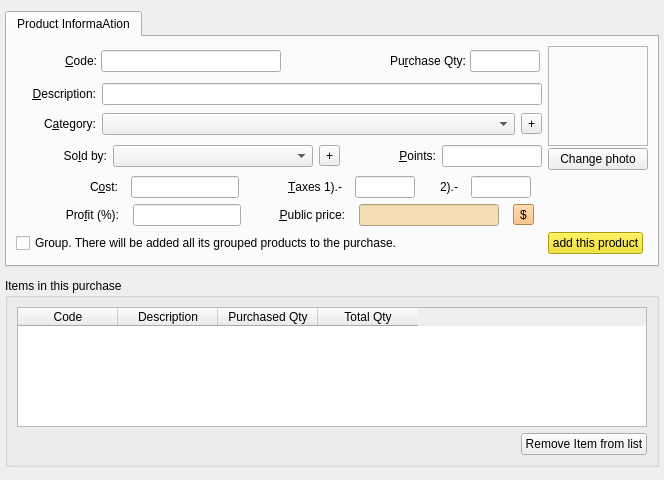
Above: iotstock/src/ui/purchaseeditor.ui from hiramvillarreal/iotpos before the change. Below: the same form after it.
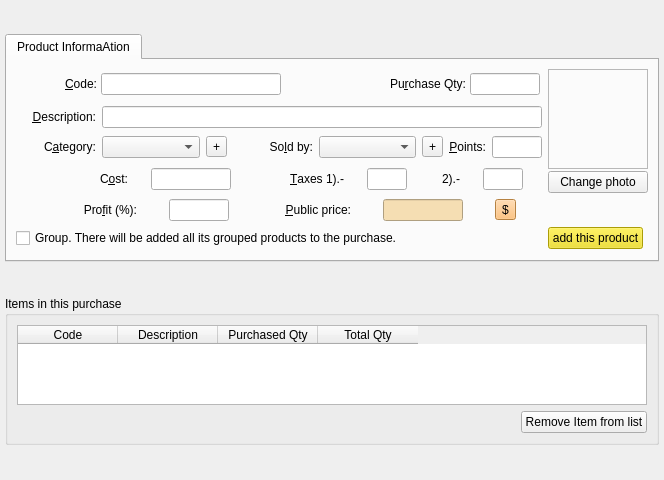
That is the form after the change.

Patch:
```diff
--- a/iotstock/src/ui/purchaseeditor.ui
+++ b/iotstock/src/ui/purchaseeditor.ui
@@ -75,175 +75,6 @@
        <string>Product InformaAtion</string>
       </attribute>
       <layout class="QGridLayout" name="gridLayout">
-       <item row="4" column="0">
-        <layout class="QHBoxLayout" name="horizontalLayout_5">
-         <item>
-          <widget class="QLabel" name="label_9">
-           <property name="sizePolicy">
-            <sizepolicy hsizetype="Minimum" vsizetype="Preferred">
-             <horstretch>0</horstretch>
-             <verstretch>0</verstretch>
-            </sizepolicy>
-           </property>
-           <property name="minimumSize">
-            <size>
-             <width>80</width>
-             <height>0</height>
-            </size>
-           </property>
-           <property name="maximumSize">
-            <size>
-             <width>95</width>
-             <height>16777215</height>
-            </size>
-           </property>
-           <property name="layoutDirection">
-            <enum>Qt::LeftToRight</enum>
-           </property>
-           <property name="text">
-            <string>C&amp;ost:</string>
-           </property>
-           <property name="alignment">
-            <set>Qt::AlignRight|Qt::AlignTrailing|Qt::AlignVCenter</set>
-           </property>
-           <property name="buddy">
-            <cstring>editCost</cstring>
-           </property>
-          </widget>
-         </item>
-         <item>
-          <widget class="QLineEdit" name="editCost">
-           <property name="sizePolicy">
-            <sizepolicy hsizetype="Maximum" vsizetype="Fixed">
-             <horstretch>0</horstretch>
-             <verstretch>0</verstretch>
-            </sizepolicy>
-           </property>
-           <property name="minimumSize">
-            <size>
-             <width>80</width>
-             <height>0</height>
-            </size>
-           </property>
-           <property name="maximumSize">
-            <size>
-             <width>16777215</width>
-             <height>16777215</height>
-            </size>
-           </property>
-          </widget>
-         </item>
-         <item>
-          <widget class="QLabel" name="label_10">
-           <property name="sizePolicy">
-            <sizepolicy hsizetype="Minimum" vsizetype="Preferred">
-             <horstretch>0</horstretch>
-             <verstretch>0</verstretch>
-            </sizepolicy>
-           </property>
-           <property name="maximumSize">
-            <size>
-             <width>90</width>
-             <height>16777215</height>
-            </size>
-           </property>
-           <property name="layoutDirection">
-            <enum>Qt::LeftToRight</enum>
-           </property>
-           <property name="text">
-            <string>&amp;Taxes 1).-</string>
-           </property>
-           <property name="alignment">
-            <set>Qt::AlignRight|Qt::AlignTrailing|Qt::AlignVCenter</set>
-           </property>
-           <property name="buddy">
-            <cstring>editTax</cstring>
-           </property>
-          </widget>
-         </item>
-         <item>
-          <widget class="QLineEdit" name="editTax">
-           <property name="sizePolicy">
-            <sizepolicy hsizetype="Maximum" vsizetype="Fixed">
-             <horstretch>0</horstretch>
-             <verstretch>0</verstretch>
-            </sizepolicy>
-           </property>
-           <property name="minimumSize">
-            <size>
-             <width>20</width>
-             <height>0</height>
-            </size>
-           </property>
-           <property name="maximumSize">
-            <size>
-             <width>60</width>
-             <height>16777215</height>
-            </size>
-           </property>
-           <property name="statusTip">
-            <string>This is the tax in percentage.</string>
-           </property>
-          </widget>
-         </item>
-         <item>
-          <widget class="QLabel" name="label_14">
-           <property name="sizePolicy">
-            <sizepolicy hsizetype="Minimum" vsizetype="Preferred">
-             <horstretch>0</horstretch>
-             <verstretch>0</verstretch>
-            </sizepolicy>
-           </property>
-           <property name="maximumSize">
-            <size>
-             <width>30</width>
-             <height>16777215</height>
-            </size>
-           </property>
-           <property name="statusTip">
-            <string>Special Tax</string>
-           </property>
-           <property name="layoutDirection">
-            <enum>Qt::LeftToRight</enum>
-           </property>
-           <property name="text">
-            <string>2).-</string>
-           </property>
-           <property name="alignment">
-            <set>Qt::AlignRight|Qt::AlignTrailing|Qt::AlignVCenter</set>
-           </property>
-           <property name="buddy">
-            <cstring>editExtraTaxes</cstring>
-           </property>
-          </widget>
-         </item>
-         <item>
-          <widget class="QLineEdit" name="editExtraTaxes">
-           <property name="sizePolicy">
-            <sizepolicy hsizetype="Maximum" vsizetype="Fixed">
-             <horstretch>0</horstretch>
-             <verstretch>0</verstretch>
-            </sizepolicy>
-           </property>
-           <property name="minimumSize">
-            <size>
-             <width>20</width>
-             <height>0</height>
-            </size>
-           </property>
-           <property name="maximumSize">
-            <size>
-             <width>60</width>
-             <height>16777215</height>
-            </size>
-           </property>
-           <property name="statusTip">
-            <string>This is the extra tax in percentage.</string>
-           </property>
-          </widget>
-         </item>
-        </layout>
-       </item>
        <item row="0" column="1" rowspan="4">
         <layout class="QVBoxLayout" name="_7">
          <property name="spacing">
@@ -292,123 +123,6 @@
          </item>
         </layout>
        </item>
-       <item row="3" column="0">
-        <layout class="QHBoxLayout" name="horizontalLayout_4">
-         <item>
-          <widget class="QLabel" name="label_17">
-           <property name="sizePolicy">
-            <sizepolicy hsizetype="Minimum" vsizetype="Preferred">
-             <horstretch>0</horstretch>
-             <verstretch>0</verstretch>
-            </sizepolicy>
-           </property>
-           <property name="minimumSize">
-            <size>
-             <width>80</width>
-             <height>0</height>
-            </size>
-           </property>
-           <property name="maximumSize">
-            <size>
-             <width>95</width>
-             <height>16777215</height>
-            </size>
-           </property>
-           <property name="layoutDirection">
-            <enum>Qt::LeftToRight</enum>
-           </property>
-           <property name="text">
-            <string>So&amp;ld by:</string>
-           </property>
-           <property name="alignment">
-            <set>Qt::AlignRight|Qt::AlignTrailing|Qt::AlignVCenter</set>
-           </property>
-           <property name="buddy">
-            <cstring>measuresCombo</cstring>
-           </property>
-          </widget>
-         </item>
-         <item>
-          <widget class="QComboBox" name="measuresCombo">
-           <property name="sizePolicy">
-            <sizepolicy hsizetype="MinimumExpanding" vsizetype="Fixed">
-             <horstretch>0</horstretch>
-             <verstretch>0</verstretch>
-            </sizepolicy>
-           </property>
-           <property name="minimumSize">
-            <size>
-             <width>180</width>
-             <height>0</height>
-            </size>
-           </property>
-           <property name="maximumSize">
-            <size>
-             <width>200</width>
-             <height>16777215</height>
-            </size>
-           </property>
-          </widget>
-         </item>
-         <item>
-          <widget class="QToolButton" name="btnCreateMeasure">
-           <property name="toolTip">
-            <string>Create New Measure</string>
-           </property>
-           <property name="text">
-            <string>+</string>
-           </property>
-          </widget>
-         </item>
-         <item>
-          <widget class="QLabel" name="label_15">
-           <property name="sizePolicy">
-            <sizepolicy hsizetype="Minimum" vsizetype="Preferred">
-             <horstretch>0</horstretch>
-             <verstretch>0</verstretch>
-            </sizepolicy>
-           </property>
-           <property name="layoutDirection">
-            <enum>Qt::LeftToRight</enum>
-           </property>
-           <property name="text">
-            <string>&amp;Points:</string>
-           </property>
-           <property name="alignment">
-            <set>Qt::AlignRight|Qt::AlignTrailing|Qt::AlignVCenter</set>
-           </property>
-           <property name="buddy">
-            <cstring>editPoints</cstring>
-           </property>
-          </widget>
-         </item>
-         <item>
-          <widget class="QLineEdit" name="editPoints">
-           <property name="sizePolicy">
-            <sizepolicy hsizetype="MinimumExpanding" vsizetype="Fixed">
-             <horstretch>0</horstretch>
-             <verstretch>0</verstretch>
-            </sizepolicy>
-           </property>
-           <property name="minimumSize">
-            <size>
-             <width>50</width>
-             <height>0</height>
-            </size>
-           </property>
-           <property name="maximumSize">
-            <size>
-             <width>100</width>
-             <height>16777215</height>
-            </size>
-           </property>
-           <property name="readOnly">
-            <bool>false</bool>
-           </property>
-          </widget>
-         </item>
-        </layout>
-       </item>
        <item row="7" column="0">
         <layout class="QHBoxLayout" name="horizontalLayout_8">
          <item>
@@ -644,6 +358,119 @@
            </property>
           </widget>
          </item>
+         <item>
+          <widget class="QLabel" name="label_17">
+           <property name="sizePolicy">
+            <sizepolicy hsizetype="Minimum" vsizetype="Preferred">
+             <horstretch>0</horstretch>
+             <verstretch>0</verstretch>
+            </sizepolicy>
+           </property>
+           <property name="minimumSize">
+            <size>
+             <width>80</width>
+             <height>0</height>
+            </size>
+           </property>
+           <property name="maximumSize">
+            <size>
+             <width>95</width>
+             <height>16777215</height>
+            </size>
+           </property>
+           <property name="layoutDirection">
+            <enum>Qt::LeftToRight</enum>
+           </property>
+           <property name="text">
+            <string>So&amp;ld by:</string>
+           </property>
+           <property name="alignment">
+            <set>Qt::AlignRight|Qt::AlignTrailing|Qt::AlignVCenter</set>
+           </property>
+           <property name="buddy">
+            <cstring>measuresCombo</cstring>
+           </property>
+          </widget>
+         </item>
+         <item>
+          <widget class="QComboBox" name="measuresCombo">
+           <property name="sizePolicy">
+            <sizepolicy hsizetype="MinimumExpanding" vsizetype="Fixed">
+             <horstretch>0</horstretch>
+             <verstretch>0</verstretch>
+            </sizepolicy>
+           </property>
+           <property name="minimumSize">
+            <size>
+             <width>60</width>
+             <height>0</height>
+            </size>
+           </property>
+           <property name="maximumSize">
+            <size>
+             <width>200</width>
+             <height>16777215</height>
+            </size>
+           </property>
+          </widget>
+         </item>
+         <item>
+          <widget class="QToolButton" name="btnCreateMeasure">
+           <property name="toolTip">
+            <string>Create New Measure</string>
+           </property>
+           <property name="text">
+            <string>+</string>
+           </property>
+          </widget>
+         </item>
+         <item>
+          <widget class="QLabel" name="label_15">
+           <property name="sizePolicy">
+            <sizepolicy hsizetype="Minimum" vsizetype="Preferred">
+             <horstretch>0</horstretch>
+             <verstretch>0</verstretch>
+            </sizepolicy>
+           </property>
+           <property name="layoutDirection">
+            <enum>Qt::LeftToRight</enum>
+           </property>
+           <property name="text">
+            <string>&amp;Points:</string>
+           </property>
+           <property name="alignment">
+            <set>Qt::AlignRight|Qt::AlignTrailing|Qt::AlignVCenter</set>
+           </property>
+           <property name="buddy">
+            <cstring>editPoints</cstring>
+           </property>
+          </widget>
+         </item>
+         <item>
+          <widget class="QLineEdit" name="editPoints">
+           <property name="sizePolicy">
+            <sizepolicy hsizetype="MinimumExpanding" vsizetype="Fixed">
+             <horstretch>0</horstretch>
+             <verstretch>0</verstretch>
+            </sizepolicy>
+           </property>
+           <property name="minimumSize">
+            <size>
+             <width>20</width>
+             <height>0</height>
+            </size>
+           </property>
+           <property name="maximumSize">
+            <size>
+             <width>50</width>
+             <height>16777215</height>
+            </size>
+           </property>
+           <property name="readOnly">
+            <bool>false</bool>
+           </property>
+          </widget>
+         </item>
         </layout>
        </item>
        <item row="1" column="0">
@@ -741,6 +568,12 @@
              <height>0</height>
             </size>
            </property>
+           <property name="maximumSize">
+            <size>
+             <width>60</width>
+             <height>16777215</height>
+            </size>
+           </property>
            <property name="toolTip">
             <string>For price auto-calculation only</string>
            </property>
@@ -749,7 +582,7 @@
          <item>
           <widget class="QLabel" name="label_13">
            <property name="sizePolicy">
-            <sizepolicy hsizetype="Minimum" vsizetype="Preferred">
+            <sizepolicy hsizetype="MinimumExpanding" vsizetype="Preferred">
              <horstretch>0</horstretch>
              <verstretch>0</verstretch>
             </sizepolicy>
@@ -784,13 +617,13 @@
            </property>
            <property name="minimumSize">
             <size>
-             <width>80</width>
+             <width>40</width>
              <height>0</height>
             </size>
            </property>
            <property name="maximumSize">
             <size>
-             <width>140</width>
+             <width>80</width>
              <height>16777215</height>
             </size>
            </property>
@@ -1555,6 +1388,175 @@
          </property>
         </widget>
        </item>
+       <item row="3" column="0">
+        <layout class="QHBoxLayout" name="horizontalLayout_5">
+         <item>
+          <widget class="QLabel" name="label_9">
+           <property name="sizePolicy">
+            <sizepolicy hsizetype="Minimum" vsizetype="Preferred">
+             <horstretch>0</horstretch>
+             <verstretch>0</verstretch>
+            </sizepolicy>
+           </property>
+           <property name="minimumSize">
+            <size>
+             <width>80</width>
+             <height>0</height>
+            </size>
+           </property>
+           <property name="maximumSize">
+            <size>
+             <width>95</width>
+             <height>16777215</height>
+            </size>
+           </property>
+           <property name="layoutDirection">
+            <enum>Qt::LeftToRight</enum>
+           </property>
+           <property name="text">
+            <string>C&amp;ost:</string>
+           </property>
+           <property name="alignment">
+            <set>Qt::AlignRight|Qt::AlignTrailing|Qt::AlignVCenter</set>
+           </property>
+           <property name="buddy">
+            <cstring>editCost</cstring>
+           </property>
+          </widget>
+         </item>
+         <item>
+          <widget class="QLineEdit" name="editCost">
+           <property name="sizePolicy">
+            <sizepolicy hsizetype="Maximum" vsizetype="Fixed">
+             <horstretch>0</horstretch>
+             <verstretch>0</verstretch>
+            </sizepolicy>
+           </property>
+           <property name="minimumSize">
+            <size>
+             <width>80</width>
+             <height>0</height>
+            </size>
+           </property>
+           <property name="maximumSize">
+            <size>
+             <width>80</width>
+             <height>16777215</height>
+            </size>
+           </property>
+          </widget>
+         </item>
+         <item>
+          <widget class="QLabel" name="label_10">
+           <property name="sizePolicy">
+            <sizepolicy hsizetype="Minimum" vsizetype="Preferred">
+             <horstretch>0</horstretch>
+             <verstretch>0</verstretch>
+            </sizepolicy>
+           </property>
+           <property name="maximumSize">
+            <size>
+             <width>90</width>
+             <height>16777215</height>
+            </size>
+           </property>
+           <property name="layoutDirection">
+            <enum>Qt::LeftToRight</enum>
+           </property>
+           <property name="text">
+            <string>&amp;Taxes 1).-</string>
+           </property>
+           <property name="alignment">
+            <set>Qt::AlignRight|Qt::AlignTrailing|Qt::AlignVCenter</set>
+           </property>
+           <property name="buddy">
+            <cstring>editTax</cstring>
+           </property>
+          </widget>
+         </item>
+         <item>
+          <widget class="QLineEdit" name="editTax">
+           <property name="sizePolicy">
+            <sizepolicy hsizetype="Maximum" vsizetype="Fixed">
+             <horstretch>0</horstretch>
+             <verstretch>0</verstretch>
+            </sizepolicy>
+           </property>
+           <property name="minimumSize">
+            <size>
+             <width>20</width>
+             <height>0</height>
+            </size>
+           </property>
+           <property name="maximumSize">
+            <size>
+             <width>40</width>
+             <height>16777215</height>
+            </size>
+           </property>
+           <property name="statusTip">
+            <string>This is the tax in percentage.</string>
+           </property>
+          </widget>
+         </item>
+         <item>
+          <widget class="QLabel" name="label_14">
+           <property name="sizePolicy">
+            <sizepolicy hsizetype="Minimum" vsizetype="Preferred">
+             <horstretch>0</horstretch>
+             <verstretch>0</verstretch>
+            </sizepolicy>
+           </property>
+           <property name="maximumSize">
+            <size>
+             <width>30</width>
+             <height>16777215</height>
+            </size>
+           </property>
+           <property name="statusTip">
+            <string>Special Tax</string>
+           </property>
+           <property name="layoutDirection">
+            <enum>Qt::LeftToRight</enum>
+           </property>
+           <property name="text">
+            <string>2).-</string>
+           </property>
+           <property name="alignment">
+            <set>Qt::AlignRight|Qt::AlignTrailing|Qt::AlignVCenter</set>
+           </property>
+           <property name="buddy">
+            <cstring>editExtraTaxes</cstring>
+           </property>
+          </widget>
+         </item>
+         <item>
+          <widget class="QLineEdit" name="editExtraTaxes">
+           <property name="sizePolicy">
+            <sizepolicy hsizetype="Maximum" vsizetype="Fixed">
+             <horstretch>0</horstretch>
+             <verstretch>0</verstretch>
+            </sizepolicy>
+           </property>
+           <property name="minimumSize">
+            <size>
+             <width>20</width>
+             <height>0</height>
+            </size>
+           </property>
+           <property name="maximumSize">
+            <size>
+             <width>40</width>
+             <height>16777215</height>
+            </size>
+           </property>
+           <property name="statusTip">
+            <string>This is the extra tax in percentage.</string>
+           </property>
+          </widget>
+         </item>
+        </layout>
+       </item>
       </layout>
      </widget>
     </widget>
@@ -1574,7 +1576,7 @@
       <item>
        <widget class="QTableWidget" name="tableView">
         <property name="sizePolicy">
-         <sizepolicy hsizetype="Minimum" vsizetype="Minimum">
+         <sizepolicy hsizetype="MinimumExpanding" vsizetype="MinimumExpanding">
           <horstretch>0</horstretch>
           <verstretch>0</verstretch>
          </sizepolicy>
@@ -1582,7 +1584,7 @@
         <property name="maximumSize">
          <size>
           <width>16777215</width>
-          <height>120</height>
+          <height>80</height>
          </size>
         </property>
         <property name="editTriggers">
```
Left out of the diff: 2 changed lines with no effect on the pictures.
